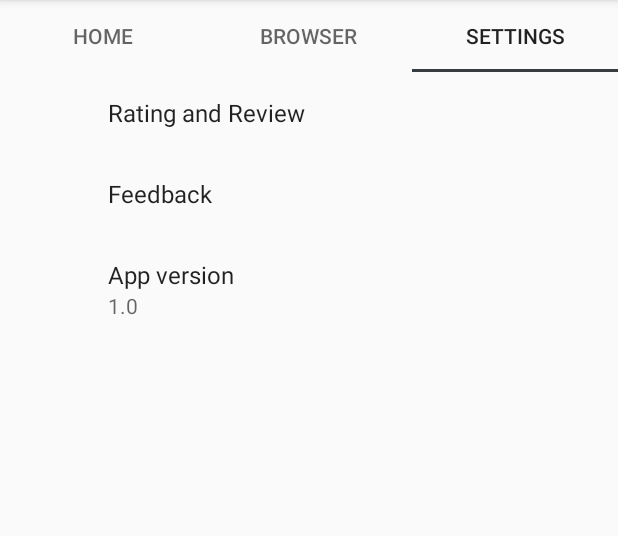
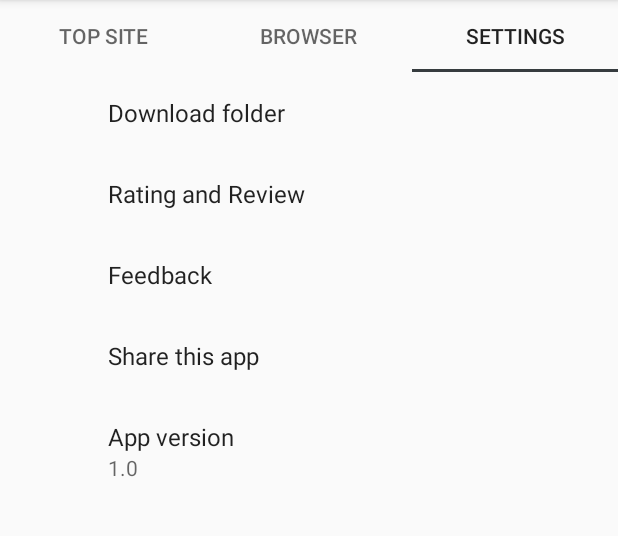
Before and after one commit to cmFodWx5YWRhdjEyMTA5/SocialVideoDownloader, an Android app: the screen it shows after launch (Main2Activity), tab 3 chosen, on a phone screen of 412 x 824 dp, the part 84-620 px from its top. Run offline under Robolectric (Android 15) with nearby library versions, the phone set to English and light mode, and no system bars; our stand-ins replace androidx.preference.

Commit message:
top video downloader

```diff
--- a/app/build.gradle
+++ b/app/build.gradle
@@ -73,7 +73,6 @@ dependencies {
     compile 'com.android.support:support-v4:27.1.0'
     compile 'com.android.support:appcompat-v7:27.1.0'
 
-//    implementation 'com.android.support:preference-v7:27.1.0'
     implementation 'com.android.support:preference-v14:27.1.0'
     compile fileTree(include: ['*.jar'], dir: 'libs')
 
--- a/app/src/main/java/com/top1/videodownloader/Main2Activity.java
+++ b/app/src/main/java/com/top1/videodownloader/Main2Activity.java
@@ -39,9 +39,8 @@ public class Main2Activity extends AppCompatActivity {
 
     private void setupViewPager(ViewPager viewPager) {
         ViewPagerAdapter adapter = new ViewPagerAdapter(getSupportFragmentManager());
-        adapter.addFragment(new HomeTabFragment(), "Home");
+        adapter.addFragment(new HomeTabFragment(), "Top site");
         adapter.addFragment(new BrowserTabFragment(), "Browser");
-//        adapter. addFragment(new SettingsActivity().getFragmentManager(),"Settings");
         adapter.addFragment(new SettingFragment(),"Settings");
         viewPager.setAdapter(adapter);
     }
--- a/app/src/main/java/com/top1/videodownloader/MainActivity.java
+++ b/app/src/main/java/com/top1/videodownloader/MainActivity.java
@@ -80,10 +80,7 @@ public class MainActivity extends AppCompatActivity {
     private JsonConfig jsonConfig;
     private WebView webView;
     private ProgressBar webProgress;
-    //    private boolean isClearHistory = false;
     private ProgressDialog dialogLoading;
-//    private boolean isDownloadFacebook = false;
-//    private String urlDownloadFB;
 
     private SimpleCursorAdapter myAdapter;
 
--- a/app/src/main/res/values/strings.xml
+++ b/app/src/main/res/values/strings.xml
@@ -10,7 +10,11 @@
     <string name="key_feedback">key_feedback</string>
     <string name="key_rating">key_rating</string>
     <string name="app_version">App version</string>
-    <string name="dev_email">support_mp4download@gmail.com</string>
+    <string name="key_download_folder">key_download_folder</string>
+    <string name="download_folder">Download folder</string>
+    <string name="key_share">key_share</string>
+    <string name="action_share">Share this app</string>
+    <string name="dev_email">support_topdownload@gmail.com</string>
     <string name="error_download_page">Not support this url, please go to video detail page</string>
     <string name="detect_download_link">Detect new video download link</string>
     <string name="error_content_copyright">Not support this channel because DCMA copyright!!!</string>
--- a/app/src/main/res/xml/pref_main.xml
+++ b/app/src/main/res/xml/pref_main.xml
@@ -1,5 +1,9 @@
 <?xml version="1.0" encoding="utf-8"?>
 <PreferenceScreen xmlns:android="http://schemas.android.com/apk/res/android">
+    <Preference
+        android:key="@string/key_download_folder"
+        android:title="@string/download_folder"
+        />
     <Preference
         android:key="@string/key_rating"
         android:title="@string/action_rating"
@@ -8,6 +12,10 @@
         android:key="@string/key_feedback"
         android:title="@string/action_feedback" />
     <Preference
+        android:key="@string/key_share"
+        android:title="@string/action_share"
+        />
+    <Preference
         android:summary="1.0"
         android:title="@string/app_version" />
 
```
Also changed, not shown: app/src/main/java/com/top1/videodownloader/SettingFragment.java (+29 -0 lines), app/src/main/res/layout/activity_main.xml (+0 -7 lines), app/src/main/res/layout/fragment_browser_tab.xml (+30 -4 lines), app/src/main/res/layout/fragment_home_tab.xml (+8 -4 lines).
